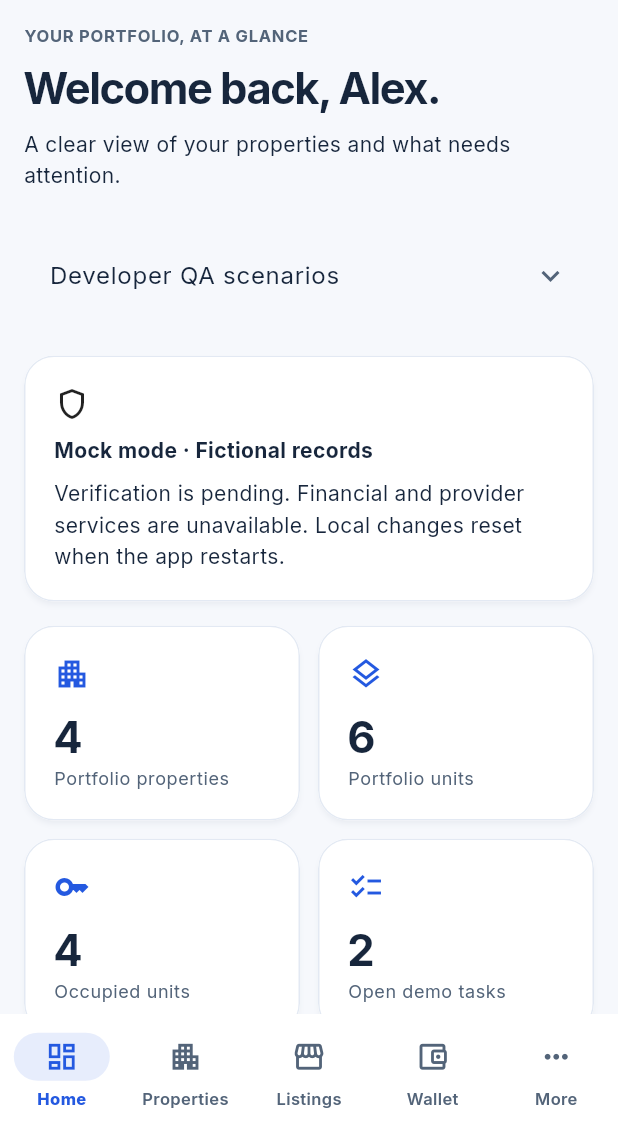
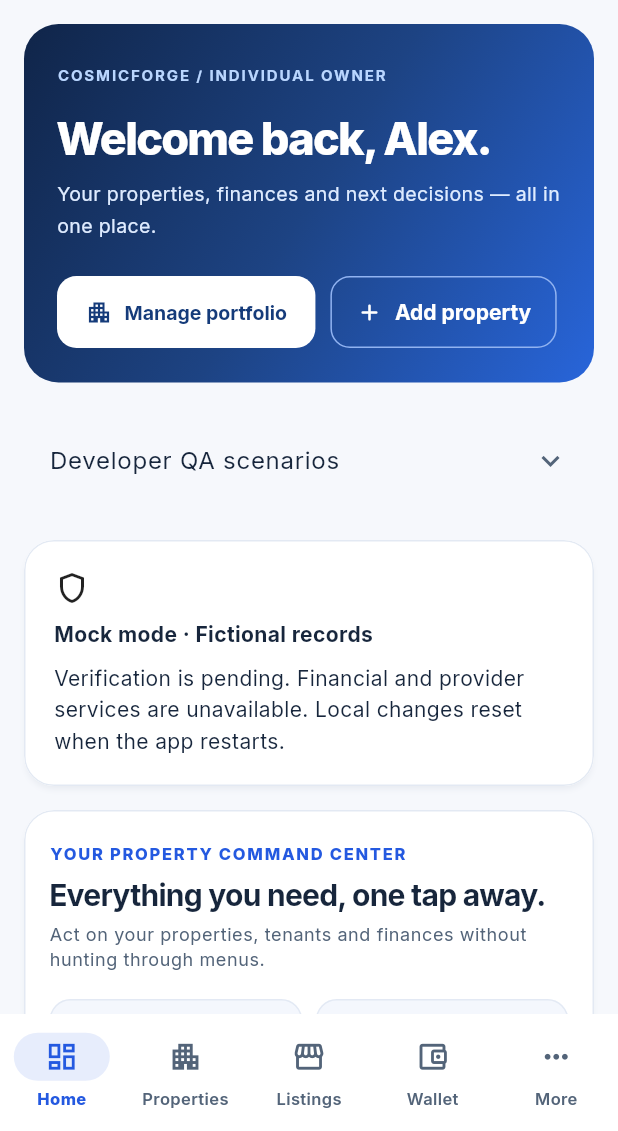
Before and after one commit to CosmicforgeHealthnet/cosmicforge-realestate, a Flutter app: the screen it shows after launch, on a phone screen of 412 x 824 dp, the part 105-1236 px from its top. Run offline on Flutter 3.47's test engine with Material 3 defaults, Android fonts, the phone set to English and light mode, and no system bars; our stand-ins replace file_picker, flutter_riverpod, go_router; project files that could hold a hidden picture were left out.

Commit message:
feat(owner-mobile): elevate dashboard hero and integrate premium quick-access grid

```diff
--- a/apps/individual-owner/mobile/lib/features/dashboard/dashboard_screen.dart
+++ b/apps/individual-owner/mobile/lib/features/dashboard/dashboard_screen.dart
@@ -5,6 +5,7 @@ import '../../core/models/dashboard.dart';
 import '../../core/widgets/async_states.dart';
 import 'dashboard_controller.dart';
 import 'dashboard_workbench.dart';
+import 'dashboard_quick_access.dart';
 import '../workspace/workspace_controller.dart';
 import '../../core/widgets/workspace_controls.dart';
 
@@ -39,20 +40,80 @@ class _DashboardScreenState extends ConsumerState<DashboardScreen> {
     return ListView(
       padding: const EdgeInsets.all(16),
       children: [
-        Text(
-          'YOUR PORTFOLIO, AT A GLANCE',
-          style: Theme.of(context).textTheme.labelSmall,
+        Container(
+          padding: const EdgeInsets.fromLTRB(22, 27, 22, 23),
+          decoration: BoxDecoration(
+            gradient: const LinearGradient(
+              begin: Alignment.topLeft,
+              end: Alignment.bottomRight,
+              colors: [Color(0xFF102549), Color(0xFF1D4383), Color(0xFF2865DA)],
+            ),
+            borderRadius: BorderRadius.circular(23),
+          ),
+          child: Column(
+            crossAxisAlignment: CrossAxisAlignment.start,
+            children: [
+              const Text(
+                'COSMICFORGE / INDIVIDUAL OWNER',
+                style: TextStyle(
+                  color: Color(0xFFB9D6FF),
+                  fontFamily: 'Inter',
+                  fontSize: 10,
+                  letterSpacing: 1.25,
+                  fontWeight: FontWeight.w700,
+                ),
+              ),
+              const SizedBox(height: 17),
+              const Text(
+                'Welcome back, Alex.',
+                style: TextStyle(
+                  color: Colors.white,
+                  fontFamily: 'Inter',
+                  fontSize: 30,
+                  letterSpacing: -1.15,
+                  fontWeight: FontWeight.w800,
+                  height: 1.13,
+                ),
+              ),
+              const SizedBox(height: 10),
+              const Text(
+                'Your properties, finances and next decisions — all in one place.',
+                style: TextStyle(
+                  color: Color(0xFFDEEBFF),
+                  fontFamily: 'Inter',
+                  fontSize: 13,
+                  height: 1.6,
+                ),
+              ),
+              const SizedBox(height: 23),
+              Wrap(
+                spacing: 10,
+                runSpacing: 9,
+                children: [
+                  FilledButton.icon(
+                    onPressed: () => context.push('/workspace/properties'),
+                    style: FilledButton.styleFrom(
+                      backgroundColor: Colors.white,
+                      foregroundColor: const Color(0xFF153B7A),
+                    ),
+                    icon: const Icon(Icons.apartment_outlined, size: 18),
+                    label: const Text('Manage portfolio'),
+                  ),
+                  OutlinedButton.icon(
+                    onPressed: () => context.push('/workspace/properties/property/new'),
+                    style: OutlinedButton.styleFrom(
+                      foregroundColor: Colors.white,
+                      side: const BorderSide(color: Color(0xFF91B3F1)),
+                    ),
+                    icon: const Icon(Icons.add_rounded, size: 18),
+                    label: const Text('Add property'),
+                  ),
+                ],
+              ),
+            ],
+          ),
         ),
-        const SizedBox(height: 8),
-        Text(
-          'Welcome back, Alex.',
-          style: Theme.of(
-            context,
-          ).textTheme.headlineMedium?.copyWith(fontWeight: FontWeight.bold),
-        ),
-        const SizedBox(height: 8),
-        const Text('A clear view of your properties and what needs attention.'),
-        const SizedBox(height: 20),
+        const SizedBox(height: 15),
         ExpansionTile(
           title: const Text('Developer QA scenarios'),
           children: [
@@ -113,6 +174,8 @@ class _DashboardScreenState extends ConsumerState<DashboardScreen> {
           ),
         ),
         const SizedBox(height: 16),
+        const DashboardQuickAccess(),
+        const SizedBox(height: 17),
         dashboard.when(
           loading: () => const LoadingView(),
           error: (e, _) => ErrorView(
```
